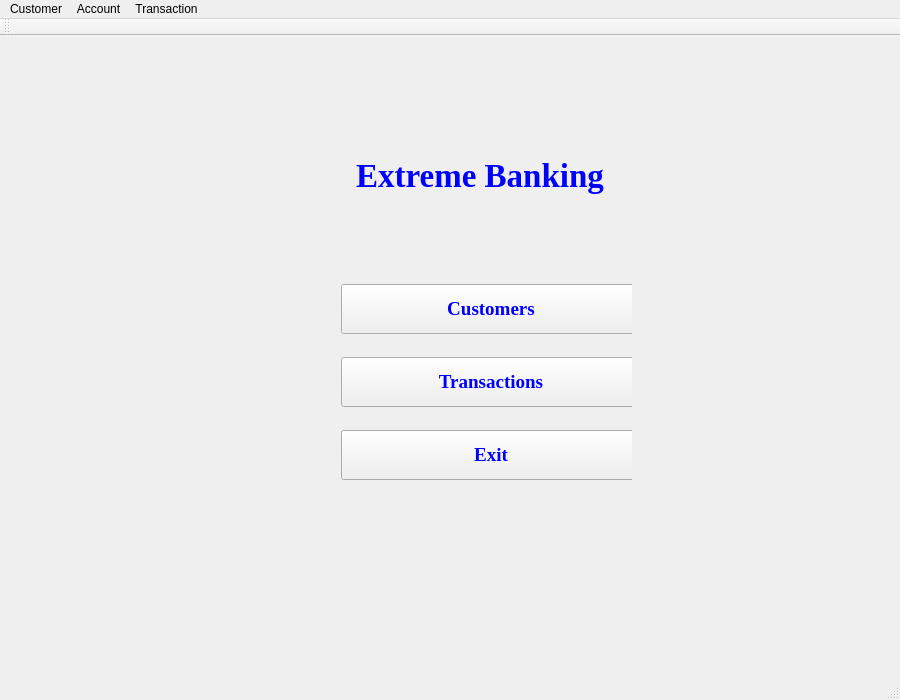
Above: mainwindow.ui from jonathansaetre/BankSystem before the change. Below: the same form after it.
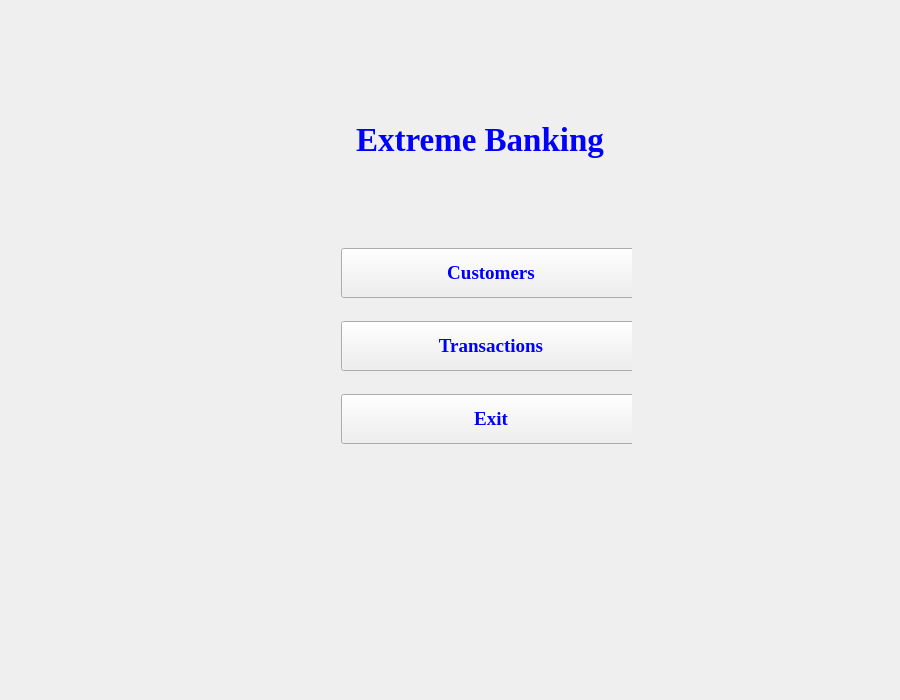
That is the form after the change.

The edit to the form file:
```diff
--- a/mainwindow.ui
+++ b/mainwindow.ui
@@ -190,58 +190,6 @@
    <zorder>layoutWidget</zorder>
    <zorder>label</zorder>
   </widget>
-  <widget class="QMenuBar" name="menuBar">
-   <property name="geometry">
-    <rect>
-     <x>0</x>
-     <y>0</y>
-     <width>900</width>
-     <height>21</height>
-    </rect>
-   </property>
-   <property name="nativeMenuBar">
-    <bool>false</bool>
-   </property>
-   <widget class="QMenu" name="menuCustomer">
-    <property name="title">
-     <string>Customer</string>
-    </property>
-    <addaction name="separator"/>
-    <addaction name="separator"/>
-    <addaction name="separator"/>
-    <addaction name="actionNew"/>
-   </widget>
-   <widget class="QMenu" name="menuAccount">
-    <property name="title">
-     <string>Account</string>
-    </property>
-    <addaction name="actionDelete_2"/>
-   </widget>
-   <widget class="QMenu" name="menuTransaction">
-    <property name="title">
-     <string>Transaction</string>
-    </property>
-    <addaction name="actionNew_Transaction"/>
-   </widget>
-   <widget class="QMenu" name="menuExit">
-    <property name="title">
-     <string/>
-    </property>
-   </widget>
-   <addaction name="menuCustomer"/>
-   <addaction name="menuAccount"/>
-   <addaction name="menuTransaction"/>
-   <addaction name="menuExit"/>
-  </widget>
-  <widget class="QToolBar" name="mainToolBar">
-   <attribute name="toolBarArea">
-    <enum>TopToolBarArea</enum>
-   </attribute>
-   <attribute name="toolBarBreak">
-    <bool>false</bool>
-   </attribute>
-  </widget>
-  <widget class="QStatusBar" name="statusBar"/>
   <action name="actionNew">
    <property name="text">
     <string>New Customer</string>
```
